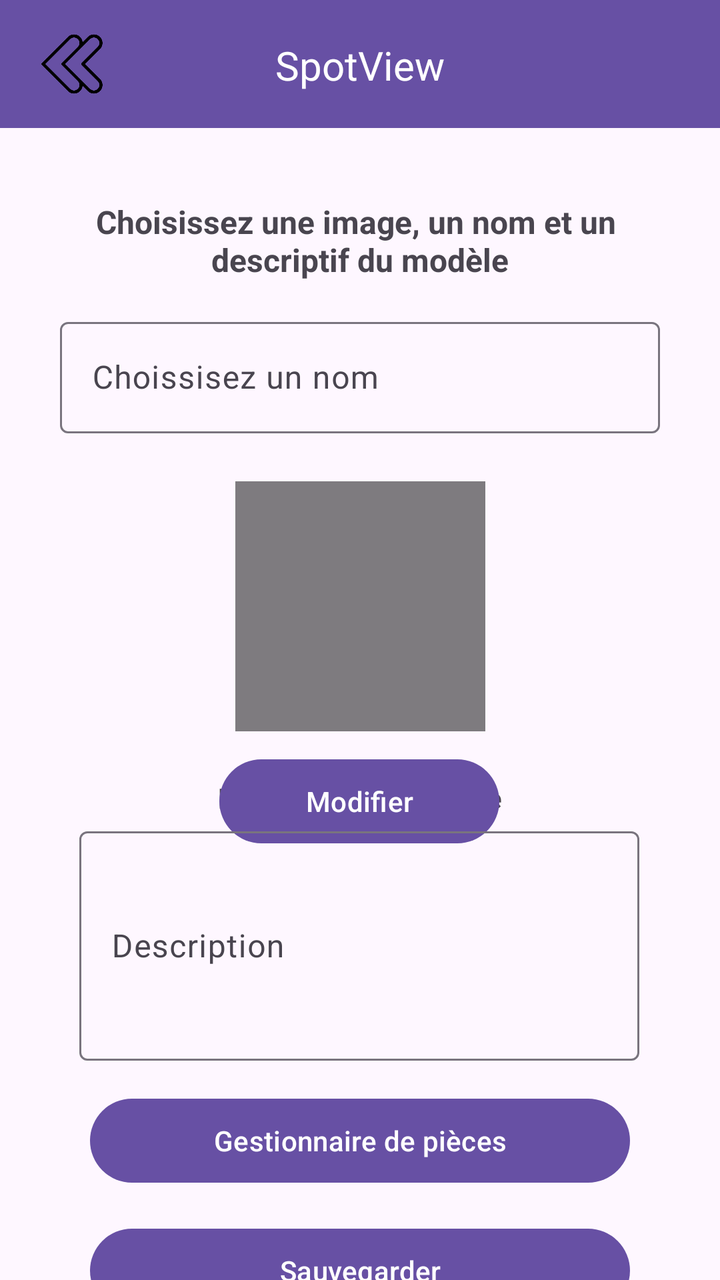
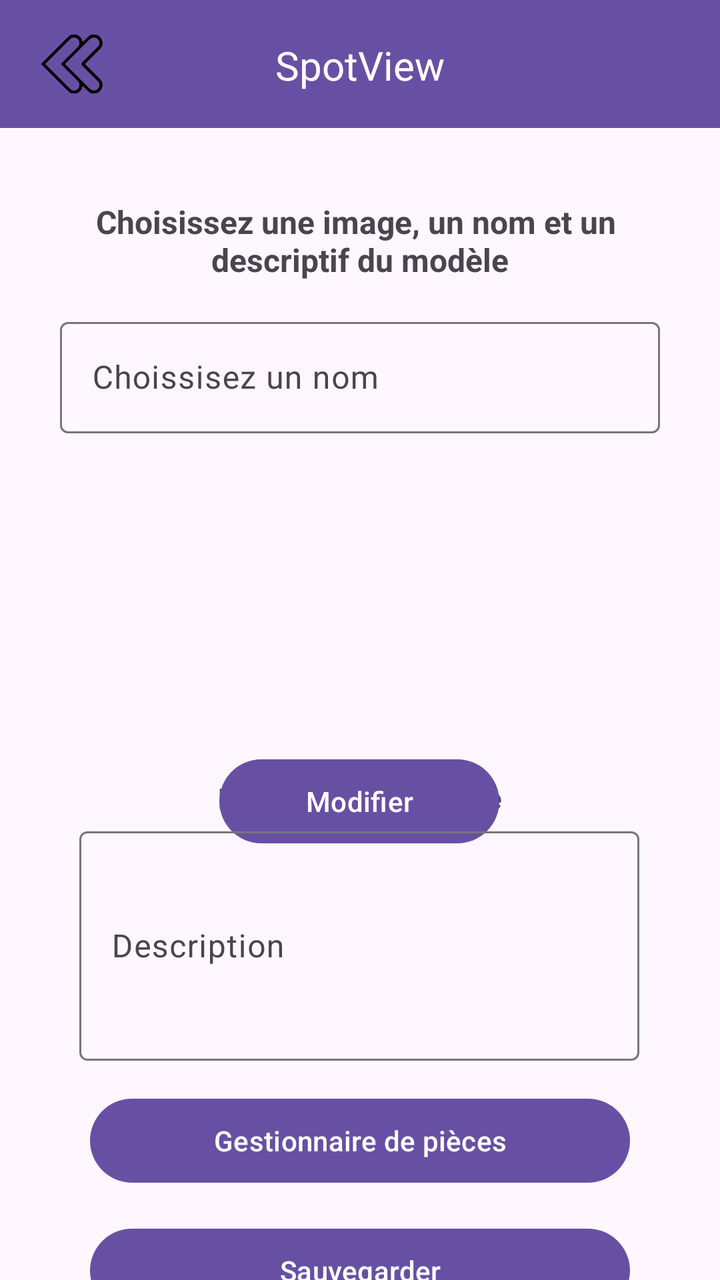

Before-and-after screenshots of an Android layout around one commit, followed by the original layout XML and the change that was made.
<!-- AndroidManifest.xml: application theme Theme.SpotView -->
<!-- res/layout/activity_gestion_modele.xml -->
<?xml version="1.0" encoding="utf-8"?>
<androidx.constraintlayout.widget.ConstraintLayout xmlns:android="http://schemas.android.com/apk/res/android"
    xmlns:app="http://schemas.android.com/apk/res-auto"
    xmlns:tools="http://schemas.android.com/tools"
    android:id="@+id/main"
    android:layout_width="match_parent"
    android:layout_height="match_parent"
    tools:context=".GestionModele">

    <Button
        android:id="@+id/gm_saveB"
        android:layout_width="270dp"
        android:layout_height="50dp"
        android:layout_marginTop="15dp"
        android:layout_marginBottom="36dp"
        android:text="@string/gm_save"
        app:layout_constraintBottom_toBottomOf="parent"
        app:layout_constraintEnd_toEndOf="parent"
        app:layout_constraintStart_toStartOf="parent"
        app:layout_constraintTop_toBottomOf="@+id/gm_gestB" />

    <TextView
        android:id="@+id/gm_descInfo"
        android:layout_width="wrap_content"
        android:layout_height="19dp"
        android:layout_marginTop="20dp"
        android:text="@string/gm_descInfo"
        android:textStyle="bold"
        app:layout_constraintBottom_toTopOf="@+id/gm_descZoneText"
        app:layout_constraintEnd_toEndOf="parent"
        app:layout_constraintStart_toStartOf="parent"
        app:layout_constraintTop_toBottomOf="@+id/gm_modifB" />

    <Button
        android:id="@+id/gm_modifB"
        android:layout_width="140dp"
        android:layout_height="50dp"
        android:layout_marginTop="10dp"
        android:text="@string/sm_modif"
        app:layout_constraintEnd_toEndOf="parent"
        app:layout_constraintHorizontal_bias="0.498"
        app:layout_constraintStart_toStartOf="parent"
        app:layout_constraintTop_toBottomOf="@+id/gm_Image" />

    <ImageView
        android:id="@+id/gm_Image"
        android:layout_width="125dp"
        android:layout_height="125dp"
        android:layout_marginTop="15dp"
        app:layout_constraintEnd_toEndOf="parent"
        app:layout_constraintStart_toStartOf="parent"
        app:layout_constraintTop_toBottomOf="@+id/gm_nameZoneText"
        app:srcCompat="@android:drawable/screen_background_dark_transparent" />

    <include
        layout="@layout/custom_toolbar"
        android:layout_width="match_parent"
        android:layout_height="wrap_content" />

    <TextView
        android:id="@+id/gm_text"
        android:layout_width="wrap_content"
        android:layout_height="wrap_content"
        android:layout_marginTop="100dp"
        android:text="@string/gm_text"
        android:textAlignment="center"
        android:textSize="16sp"
        android:textStyle="bold"
        app:layout_constraintEnd_toEndOf="parent"
        app:layout_constraintStart_toStartOf="parent"
        app:layout_constraintTop_toTopOf="parent" />

    <Button
        android:id="@+id/gm_gestB"
        android:layout_width="270dp"
        android:layout_height="50dp"
        android:text="@string/gm_gest"
        app:layout_constraintBottom_toTopOf="@+id/gm_saveB"
        app:layout_constraintEnd_toEndOf="parent"
        app:layout_constraintStart_toStartOf="parent"
        app:layout_constraintTop_toBottomOf="@+id/gm_descZoneText" />

    <com.google.android.material.textfield.TextInputLayout
        android:id="@+id/gm_nameZoneText"
        android:layout_width="300dp"
        android:layout_height="70dp"
        android:layout_marginTop="15dp"
        app:layout_constraintEnd_toEndOf="parent"
        app:layout_constraintStart_toStartOf="parent"
        app:layout_constraintTop_toBottomOf="@+id/gm_text">

        <com.google.android.material.textfield.TextInputEditText
            android:id="@+id/gm_nameText"
            android:layout_width="match_parent"
            android:layout_height="wrap_content"
            android:hint="@string/gm_name" />
    </com.google.android.material.textfield.TextInputLayout>

    <com.google.android.material.textfield.TextInputLayout
        android:id="@+id/gm_descZoneText"
        android:layout_width="280dp"
        android:layout_height="120dp"
        android:layout_marginTop="2dp"
        android:layout_marginBottom="15dp"
        app:layout_constraintBottom_toTopOf="@+id/gm_gestB"
        app:layout_constraintEnd_toEndOf="parent"
        app:layout_constraintHorizontal_bias="0.496"
        app:layout_constraintStart_toStartOf="parent"
        app:layout_constraintTop_toBottomOf="@+id/gm_descInfo">

        <com.google.android.material.textfield.TextInputEditText
            android:id="@+id/gm_descText"
            android:layout_width="match_parent"
            android:layout_height="match_parent"
            android:hint="@string/gm_desc"
            android:singleLine="false"
            android:textAlignment="viewStart" />
    </com.google.android.material.textfield.TextInputLayout>

</androidx.constraintlayout.widget.ConstraintLayout>
<!-- res/layout/custom_toolbar.xml (included above) -->
<?xml version="1.0" encoding="utf-8"?>
<androidx.constraintlayout.widget.ConstraintLayout xmlns:android="http://schemas.android.com/apk/res/android"
    xmlns:app="http://schemas.android.com/apk/res-auto"
    xmlns:tools="http://schemas.android.com/tools"
    android:id="@+id/toolbar"
    android:layout_width="match_parent"
    android:layout_height="?attr/actionBarSize"
    android:background="?attr/colorPrimary">

    

    
    <ImageButton
        android:id="@+id/btnBack"
        android:layout_width="40dp"
        android:layout_height="40dp"
        android:layout_marginStart="16dp"
        android:background="?attr/selectableItemBackgroundBorderless"
        android:contentDescription="Retour"
        android:scaleType="centerInside"
        android:src="@drawable/back_arrow"
        app:layout_constraintBottom_toBottomOf="parent"
        app:layout_constraintStart_toStartOf="parent"
        app:layout_constraintTop_toTopOf="parent" />

    <TextView
        android:id="@+id/toolbar_title"
        android:layout_width="wrap_content"
        android:layout_height="27dp"
        android:layout_marginTop="19dp"
        android:layout_marginBottom="18dp"
        android:gravity="center_vertical"
        android:text="@string/app_name"
        android:textColor="@android:color/white"
        android:textSize="20sp"
        app:layout_constraintBottom_toBottomOf="parent"
        app:layout_constraintEnd_toEndOf="parent"
        app:layout_constraintStart_toStartOf="parent"
        app:layout_constraintTop_toTopOf="parent" />
</androidx.constraintlayout.widget.ConstraintLayout>
<!-- resources referenced by this layout -->
<resources>
  <!-- drawable back_arrow: png bitmap (drawable, 8437 bytes) -->
  <string name="app_name">SpotView</string>
  <string name="gm_desc">Description</string>
  <string name="gm_descInfo">Description du modèle</string>
  <string name="gm_gest">Gestionnaire de pièces</string>
  <string name="gm_name">Choissisez un nom</string>
  <string name="gm_save">Sauvegarder</string>
  <string name="gm_text">Choisissez une image, un nom et un \ndescriptif du modèle</string>
  <string name="sm_modif">Modifier</string>
  <style name="Theme.SpotView" parent="Base.Theme.SpotView" />
  <style name="Base.Theme.SpotView" parent="Theme.Material3.DayNight.NoActionBar">
          
          
      </style>
</resources>

<!-- the commit's change to res/layout/activity_gestion_modele.xml (unified diff, before → after) -->
@@ -50,7 +50,7 @@
         app:layout_constraintEnd_toEndOf="parent"
         app:layout_constraintStart_toStartOf="parent"
         app:layout_constraintTop_toBottomOf="@+id/gm_nameZoneText"
-        app:srcCompat="@android:drawable/screen_background_dark_transparent" />
+        app:srcCompat="@drawable/invisible" />
 
     <include
         layout="@layout/custom_toolbar"
<!-- resource entries referenced after the edit -->
@@ -1,6 +1,7 @@
 <!-- resources referenced by this layout -->
 <resources>
   <!-- drawable back_arrow: png bitmap (drawable, 8437 bytes) -->
+  <!-- drawable invisible: png bitmap (drawable, 1862 bytes) -->
   <string name="app_name">SpotView</string>
   <string name="gm_desc">Description</string>
   <string name="gm_descInfo">Description du modèle</string>
